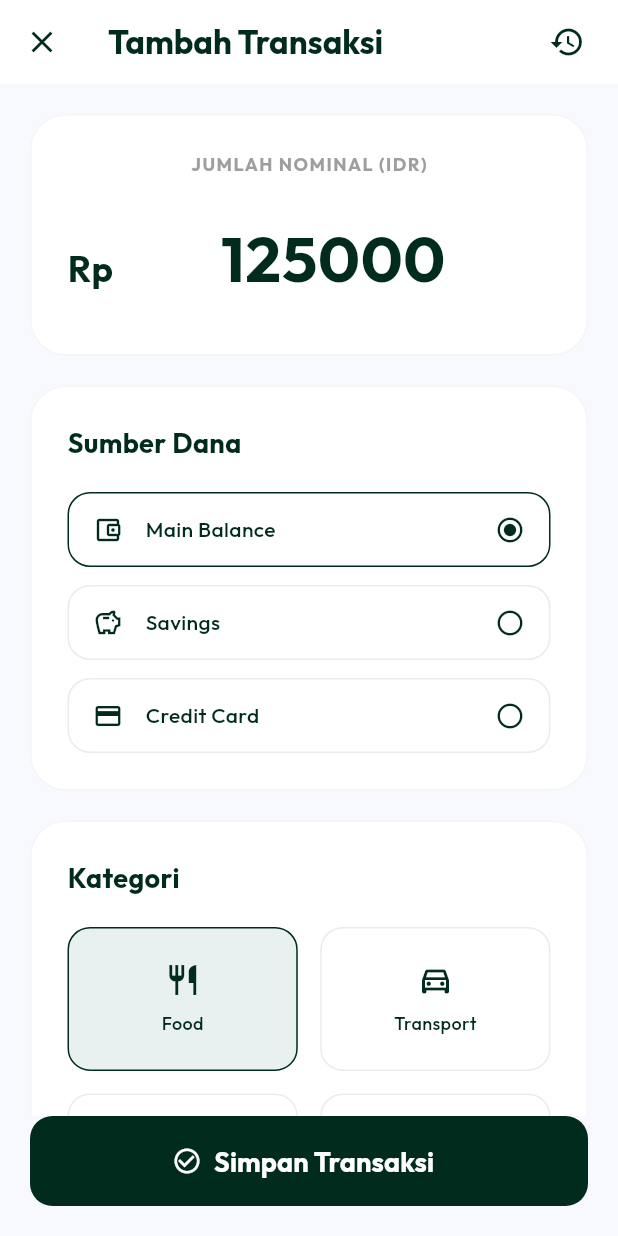
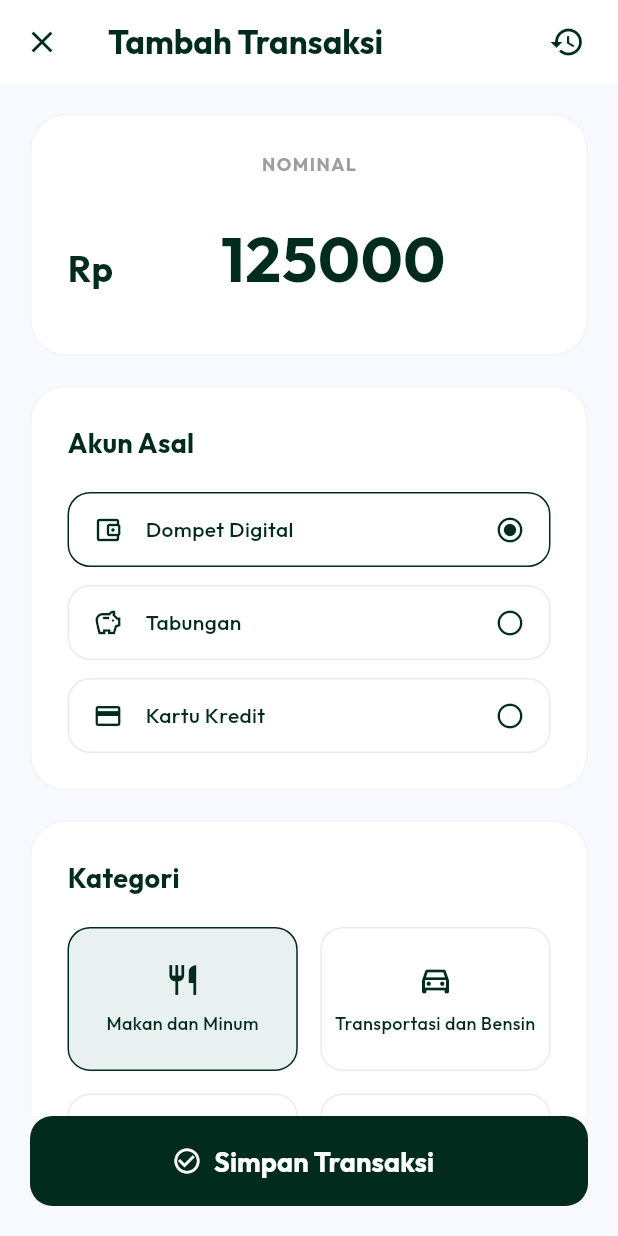
Before and after one commit to alufazzayanarini-12/uas_projek_mobile, a Flutter app: the AddTransactionScreen screen opened directly, on a phone screen of 412 x 824 dp. Run offline on Flutter 3.47's test engine with Material 3 defaults, Android fonts, the light colour scheme and no system bars; our stand-ins replace fl_chart, google_fonts, image_picker, shared_preferences, sqflite, sqflite_common_ffi and 1 more; accounts and stored records are empty.

Commit message:
melakukan perubahan

```diff
--- a/lib/providers/settings_provider.dart
+++ b/lib/providers/settings_provider.dart
@@ -301,6 +301,19 @@ class SettingsProvider with ChangeNotifier {
       'dikembangkan_oleh': 'Dikembangkan oleh:',
       'versi_aplikasi': 'Versi Aplikasi 2.1.0',
       'hak_cipta': 'Hak Cipta © 2026 Tabunganku.\nSemua Hak Dilindungi.',
+      'jumlah_nominal': 'Jumlah Nominal',
+      'kartu_kredit': 'Kartu Kredit',
+      'kategori': 'Kategori',
+      'simpan_transaksi': 'Simpan Transaksi',
+      'persentase_pengeluaran': '{percentage}% dari pengeluaran',
+      'mingguan': 'Mingguan',
+      'bulanan': 'Bulanan',
+      'tahunan': 'Tahunan',
+      'tren_signifikan': 'Tren Signifikan',
+      'sisa_tabungan': 'Sisa Tabungan',
+      'tabungan_sehat_desc': 'Tabungan Anda sehat. Capai 65% dari target bulanan.',
+      'target_tabungan': 'Target Tabungan',
+      'harian': 'Harian',
     },
     'English': {
       'sisa_saldo': 'Remaining Balance',
@@ -410,6 +423,19 @@ class SettingsProvider with ChangeNotifier {
       'dikembangkan_oleh': 'Developed by:',
       'versi_aplikasi': 'App Version 2.1.0',
       'hak_cipta': 'Copyright © 2026 Tabunganku.\nAll Rights Reserved.',
+      'jumlah_nominal': 'Amount',
+      'kartu_kredit': 'Credit Card',
+      'kategori': 'Category',
+      'simpan_transaksi': 'Save Transaction',
+      'persentase_pengeluaran': '{percentage}% of expenses',
+      'mingguan': 'Weekly',
+      'bulanan': 'Monthly',
+      'tahunan': 'Yearly',
+      'tren_signifikan': 'Significant Trend',
+      'sisa_tabungan': 'Remaining Savings',
+      'tabungan_sehat_desc': 'Your savings are healthy. Reach 65% of monthly target.',
+      'target_tabungan': 'Savings Target',
+      'harian': 'Daily',
     },
     '日本語': {
       'sisa_saldo': '残高',
@@ -519,6 +545,19 @@ class SettingsProvider with ChangeNotifier {
       'dikembangkan_oleh': '開発者:',
       'versi_aplikasi': 'アプリバージョン 2.1.0',
       'hak_cipta': '著作権 © 2026 Tabunganku。\n全著作権所有。',
+      'jumlah_nominal': '金額',
+      'kartu_kredit': 'クレジットカード',
+      'kategori': 'カテゴリ',
+      'simpan_transaksi': '取引を保存',
+      'persentase_pengeluaran': '支出の {percentage}%',
+      'mingguan': '週次',
+      'bulanan': '月次',
+      'tahunan': '年次',
+      'tren_signifikan': '顕著な傾向',
+      'sisa_tabungan': '貯金残高',
+      'tabungan_sehat_desc': '貯金は健全です。月目標の65%を達成。',
+      'target_tabungan': '貯金目標',
+      'harian': '日次',
     },
     'العربية': {
       'sisa_saldo': 'الرصيد المتبقي',
@@ -629,11 +668,26 @@ class SettingsProvider with ChangeNotifier {
       'dikembangkan_oleh': 'تم التطوير بواسطة:',
       'versi_aplikasi': 'إصدار التطبيق 2.1.0',
       'hak_cipta': 'حقوق النشر © 2026 Tabunganku.\nجميع الحقوق محفوظة.',
+      'jumlah_nominal': 'المبلغ',
+      'kartu_kredit': 'بطاقة الائتمان',
+      'kategori': 'الفئة',
+      'simpan_transaksi': 'حفظ المعاملة',
+      'persentase_pengeluaran': '{percentage}% من المصاريف',
+      'mingguan': 'أسبوعي',
+      'bulanan': 'شهري',
+      'tahunan': 'سنوي',
+      'tren_signifikan': 'اتجاه ملحوظ',
+      'sisa_tabungan': 'المدخرات المتبقية',
+      'tabungan_sehat_desc': 'مدخراتك بصحة جيدة. تم تحقيق 65٪ من الهدف الشهري.',
+      'target_tabungan': 'هدف الادخار',
+      'harian': 'يومي',
     }
   };
 
   String translate(String key) {
-    return _localizedValues[_selectedLanguage]?[key] ?? _localizedValues['Bahasa Indonesia']![key]!;
+    return _localizedValues[_selectedLanguage]?[key] ??
+           _localizedValues['Bahasa Indonesia']?[key] ??
+           key;
   }
 
   String formatCurrency(double amount) {
--- a/lib/screens/add_transaction_screen.dart
+++ b/lib/screens/add_transaction_screen.dart
@@ -17,29 +17,6 @@ class _AddTransactionScreenState extends State<AddTransactionScreen> {
   String _selectedSource = 'Main Balance';
   String _selectedCategory = 'Food';
   final TextEditingController _noteController = TextEditingController();
-  List<Map<String, dynamic>> _allTransactions = [
-    {'category': 'Food', 'note': 'Makan siang McD', 'date': 'Today, 12:45', 'amount': 'Rp 55.000'},
-    {'category': 'Transport', 'note': 'Gojek ke kantor', 'date': 'Today, 08:30', 'amount': 'Rp 15.000'},
-    {'category': 'Shopping', 'note': 'Beli kemeja baru', 'date': 'Yesterday', 'amount': 'Rp 250.000'},
-    {'category': 'Bills', 'note': 'Listrik bulanan', 'date': '12 May 2026', 'amount': 'Rp 450.000'},
-  ];
-  List<Map<String, dynamic>> _filteredTransactions = [];
-
-  @override
-  void initState() {
-    super.initState();
-    _filteredTransactions = _allTransactions;
-    _noteController.addListener(_filterTransactions);
-  }
-
-  void _filterTransactions() {
-    setState(() {
-      _filteredTransactions = _allTransactions
-          .where((t) => t['note'].toLowerCase().contains(_noteController.text.toLowerCase()) ||
-                       t['category'].toLowerCase().contains(_noteController.text.toLowerCase()))
-          .toList();
-    });
-  }
 
   @override
   void dispose() {
@@ -50,27 +27,38 @@ class _AddTransactionScreenState extends State<AddTransactionScreen> {
 
   @override
   Widget build(BuildContext context) {
-    final isDark = Provider.of<SettingsProvider>(context).isDarkMode;
+    final settings = Provider.of<SettingsProvider>(context);
+    final isDark = settings.isDarkMode;
     final textColor = isDark ? Colors.white : const Color(0xFF002B1D);
     final cardColor = isDark ? const Color(0xFF1E1E1E) : Colors.white;
     final bgColor = isDark ? const Color(0xFF121212) : const Color(0xFFF8F9FE);
 
+    String currencySymbol = 'Rp ';
+    switch (settings.selectedCurrency) {
+      case 'Rupiah Indonesia': currencySymbol = 'Rp '; break;
+      case 'US Dollar': currencySymbol = '\$ '; break;
+      case 'Euro': currencySymbol = '€ '; break;
+      case 'Japanese Yen': currencySymbol = '¥ '; break;
+      case 'Saudi Riyal': currencySymbol = '﷼ '; break;
+      case 'Ringgit Malaysia': currencySymbol = 'RM '; break;
+    }
+
     return Scaffold(
       backgroundColor: bgColor,
       appBar: AppBar(
-        backgroundColor: Colors.white,
+        backgroundColor: isDark ? const Color(0xFF1E1E1E) : Colors.white,
         elevation: 0,
         leading: IconButton(
-          icon: const Icon(Icons.close, color: Color(0xFF002B1D)),
+          icon: Icon(Icons.close, color: isDark ? Colors.white : const Color(0xFF002B1D)),
           onPressed: () => Navigator.pop(context),
         ),
         title: Text(
-          'Tambah Transaksi',
-          style: GoogleFonts.outfit(color: const Color(0xFF002B1D), fontWeight: FontWeight.bold, fontSize: 22),
+          settings.translate('tambah_transaksi'),
+          style: GoogleFonts.outfit(color: isDark ? Colors.white : const Color(0xFF002B1D), fontWeight: FontWeight.bold, fontSize: 22),
         ),
         actions: [
           IconButton(
-            icon: const Icon(Icons.history, color: Color(0xFF002B1D)),
+            icon: Icon(Icons.history, color: isDark ? Colors.white : const Color(0xFF002B1D)),
             onPressed: () {},
           ),
           const SizedBox(width: 10),
@@ -81,33 +69,33 @@ class _AddTransactionScreenState extends State<AddTransactionScreen> {
         child: Column(
           children: [
             const SizedBox(height: 20),
-            _buildAmountInput(cardColor, isDark, textColor),
+            _buildAmountInput(settings, currencySymbol, cardColor, isDark, textColor),
             const SizedBox(height: 20),
-            _buildSourceSection(cardColor, isDark, textColor),
+            _buildSourceSection(settings, cardColor, isDark, textColor),
             const SizedBox(height: 20),
-            _buildCategorySection(cardColor, isDark, textColor),
+            _buildCategorySection(settings, cardColor, isDark, textColor),
             const SizedBox(height: 120),
           ],
         ),
       ),
-      bottomNavigationBar: _buildSaveButton(),
+      bottomNavigationBar: _buildSaveButton(settings),
     );
   }
 
-  Widget _buildAmountInput(Color cardColor, bool isDark, Color textColor) {
+  Widget _buildAmountInput(SettingsProvider settings, String currencySymbol, Color cardColor, bool isDark, Color textColor) {
     return Container(
       margin: const EdgeInsets.symmetric(horizontal: 20),
       padding: const EdgeInsets.all(24),
       width: double.infinity,
       decoration: BoxDecoration(
-        color: Colors.white,
+        color: isDark ? const Color(0xFF1E1E1E) : Colors.white,
         borderRadius: BorderRadius.circular(24),
-        border: Border.all(color: Colors.black.withOpacity(0.04)),
+        border: Border.all(color: isDark ? Colors.white10 : Colors.black.withOpacity(0.04)),
       ),
       child: Column(
         children: [
           Text(
-            'JUMLAH NOMINAL (IDR)',
+            settings.translate('nominal').toUpperCase(),
             style: GoogleFonts.outfit(fontSize: 12, fontWeight: FontWeight.bold, color: Colors.grey, letterSpacing: 1),
           ),
           const SizedBox(height: 15),
@@ -115,10 +103,10 @@ class _AddTransactionScreenState extends State<AddTransactionScreen> {
             controller: _amountController,
             keyboardType: TextInputType.number,
             textAlign: TextAlign.center,
-            style: GoogleFonts.outfit(fontSize: 42, fontWeight: FontWeight.bold, color: const Color(0xFF002B1D)),
+            style: GoogleFonts.outfit(fontSize: 42, fontWeight: FontWeight.bold, color: isDark ? Colors.white : const Color(0xFF002B1D)),
             decoration: InputDecoration(
-              prefixText: 'Rp ',
-              prefixStyle: GoogleFonts.outfit(fontSize: 24, fontWeight: FontWeight.bold, color: const Color(0xFF002B1D)),
+              prefixText: currencySymbol,
+              prefixStyle: GoogleFonts.outfit(fontSize: 24, fontWeight: FontWeight.bold, color: isDark ? Colors.white : const Color(0xFF002B1D)),
               border: InputBorder.none,
               hintText: '0',
             ),
@@ -128,37 +116,37 @@ class _AddTransactionScreenState extends State<AddTransactionScreen> {
     );
   }
 
-  Widget _buildSourceSection(Color cardColor, bool isDark, Color textColor) {
+  Widget _buildSourceSection(SettingsProvider settings, Color cardColor, bool isDark, Color textColor) {
     return Container(
       margin: const EdgeInsets.symmetric(horizontal: 20),
       padding: const EdgeInsets.all(24),
       decoration: BoxDecoration(
         color: cardColor,
         borderRadius: BorderRadius.circular(24),
-        border: Border.all(color: Colors.black.withOpacity(0.04)),
+        border: Border.all(color: isDark ? Colors.white10 : Colors.black.withOpacity(0.04)),
       ),
       child: Column(
         crossAxisAlignment: CrossAxisAlignment.start,
         children: [
-          Text('Sumber Dana', style: GoogleFonts.outfit(fontSize: 18, fontWeight: FontWeight.bold, color: textColor)),
+          Text(settings.translate('akun_asal'), style: GoogleFonts.outfit(fontSize: 18, fontWeight: FontWeight.bold, color: textColor)),
           const SizedBox(height: 20),
-          _buildSourceItem(Icons.account_balance_wallet_outlined, 'Main Balance', _selectedSource == 'Main Balance'),
+          _buildSourceItem(Icons.account_balance_wallet_outlined, settings.translate('dompet'), _selectedSource == 'Main Balance', () => setState(() => _selectedSource = 'Main Balance')),
           const SizedBox(height: 12),
-          _buildSourceItem(Icons.savings_outlined, 'Savings', _selectedSource == 'Savings'),
+          _buildSourceItem(Icons.savings_outlined, settings.translate('tabungan'), _selectedSource == 'Savings', () => setState(() => _selectedSource = 'Savings')),
           const SizedBox(height: 12),
-          _buildSourceItem(Icons.credit_card_outlined, 'Credit Card', _selectedSource == 'Credit Card'),
+          _buildSourceItem(Icons.credit_card_outlined, settings.translate('kartu_kredit'), _selectedSource == 'Credit Card', () => setState(() => _selectedSource = 'Credit Card')),
         ],
       ),
     );
   }
 
-  Widget _buildSourceItem(IconData icon, String label, bool isSelected) {
+  Widget _buildSourceItem(IconData icon, String label, bool isSelected, VoidCallback onTap) {
     return GestureDetector(
-      onTap: () => setState(() => _selectedSource = label),
+      onTap: onTap,
       child: Container(
         padding: const EdgeInsets.symmetric(horizontal: 16, vertical: 14),
         decoration: BoxDecoration(
-          color: Colors.white,
+          color: Colors.transparent,
           borderRadius: BorderRadius.circular(15),
           border: Border.all(color: isSelected ? const Color(0xFF002B1D) : Colors.black.withOpacity(0.08)),
         ),
@@ -179,19 +167,19 @@ class _AddTransactionScreenState extends State<AddTransactionScreen> {
     );
   }
 
-  Widget _buildCategorySection(Color cardColor, bool isDark, Color textColor) {
+  Widget _buildCategorySection(SettingsProvider settings, Color cardColor, bool isDark, Color textColor) {
     return Container(
       margin: const EdgeInsets.symmetric(horizontal: 20),
       padding: const EdgeInsets.all(24),
       decoration: BoxDecoration(
         color: cardColor,
         borderRadius: BorderRadius.circular(24),
-        border: Border.all(color: Colors.black.withOpacity(0.04)),
+        border: Border.all(color: isDark ? Colors.white10 : Colors.black.withOpacity(0.04)),
       ),
       child: Column(
         crossAxisAlignment: CrossAxisAlignment.start,
         children: [
-          Text('Kategori', style: GoogleFonts.outfit(fontSize: 18, fontWeight: FontWeight.bold, color: textColor)),
+          Text(settings.translate('kategori'), style: GoogleFonts.outfit(fontSize: 18, fontWeight: FontWeight.bold, color: textColor)),
           const SizedBox(height: 20),
           GridView.count(
             shrinkWrap: true,
@@ -201,10 +189,10 @@ class _AddTransactionScreenState extends State<AddTransactionScreen> {
             mainAxisSpacing: 15,
             childAspectRatio: 1.6,
             children: [
-              _buildCategoryItem(Icons.restaurant_outlined, 'Food'),
-              _buildCategoryItem(Icons.directions_car_outlined, 'Transport'),
-              _buildCategoryItem(Icons.receipt_long_outlined, 'Bills'),
-              _buildCategoryItem(Icons.shopping_bag_outlined, 'Shopping'),
+              _buildCategoryItem(Icons.restaurant_outlined, settings.translate('makan_dan_minum'), 'Food'),
+              _buildCategoryItem(Icons.directions_car_outlined, settings.translate('transportasi_dan_bensin'), 'Transport'),
+              _buildCategoryItem(Icons.receipt_long_outlined, settings.translate('tagihan'), 'Bills'),
+              _buildCategoryItem(Icons.shopping_bag_outlined, settings.translate('belanja'), 'Shopping'),
             ],
           ),
         ],
@@ -212,12 +200,12 @@ class _AddTransactionScreenState extends State<AddTransactionScreen> {
     );
   }
 
-  Widget _buildCategoryItem(IconData icon, String label) {
-    bool isSelected = _selectedCategory == label;
+  Widget _buildCategoryItem(IconData icon, String label, String key) {
+    bool isSelected = _selectedCategory == key;
     return GestureDetector(
       onTap: () {
-        setState(() => _selectedCategory = label);
-        if (label == 'Food') {
+        setState(() => _selectedCategory = key);
+        if (key == 'Food') {
           Navigator.push(
             context,
             MaterialPageRoute(builder: (context) => const SubCategoryScreen(mainCategory: 'Food')),
@@ -226,7 +214,7 @@ class _AddTransactionScreenState extends State<AddTransactionScreen> {
       },
       child: Container(
         decoration: BoxDecoration(
-          color: isSelected ? const Color(0xFFE8F0F0) : Colors.white,
+          color: isSelected ? const Color(0xFFE8F0F0) : Colors.transparent,
           borderRadius: BorderRadius.circular(15),
           border: Border.all(color: isSelected ? const Color(0xFF002B1D) : Colors.black.withOpacity(0.08)),
         ),
@@ -235,101 +223,20 @@ class _AddTransactionScreenState extends State<AddTransactionScreen> {
           children: [
             Icon(icon, color: const Color(0xFF002B1D), size: 24),
             const SizedBox(height: 8),
-            Text(label, style: GoogleFonts.outfit(fontSize: 12, fontWeight: FontWeight.w500, color: const Color(0xFF002B1D))),
+            Text(label, style: GoogleFonts.outfit(fontSize: 12, fontWeight: FontWeight.w500, color: const Color(0xFF002B1D)), textAlign: TextAlign.center),
           ],
         ),
       ),
     );
   }
 
-  Widget _buildSearchResults(Color cardColor, bool isDark, Color textColor) {
-    return Container(
-      margin: const EdgeInsets.symmetric(horizontal: 20),
-      padding: const EdgeInsets.all(24),
-      decoration: BoxDecoration(
-        color: cardColor,
-        borderRadius: BorderRadius.circular(24),
-        border: Border.all(color: Colors.black.withOpacity(0.04)),
-      ),
-      child: Column(
-        crossAxisAlignment: CrossAxisAlignment.start,
-        children: [
-          Row(
-            mainAxisAlignment: MainAxisAlignment.spaceBetween,
-            children: [
-              Text('Hasil Pencarian / Riwayat', style: GoogleFonts.outfit(fontSize: 16, fontWeight: FontWeight.bold, color: textColor)),
-              Text('${_filteredTransactions.length} item', style: GoogleFonts.outfit(fontSize: 12, color: Colors.grey)),
-            ],
-          ),
-          const SizedBox(height: 20),
-          if (_filteredTransactions.isEmpty)
-            Center(
-              child: Padding(
-                padding: const EdgeInsets.all(20),
-                child: Text('Tidak ada hasil yang cocok', style: GoogleFonts.outfit(color: Colors.grey)),
-              ),
-            )
-          else
-            ListView.builder(
-              shrinkWrap: true,
-              physics: const NeverScrollableScrollPhysics(),
-              itemCount: _filteredTransactions.length,
-              itemBuilder: (context, index) {
-                final t = _filteredTransactions[index];
-                return Container(
-                  margin: const EdgeInsets.only(bottom: 15),
-                  padding: const EdgeInsets.all(12),
-                  decoration: BoxDecoration(
-                    color: bgColor(isDark).withOpacity(0.5),
-                    borderRadius: BorderRadius.circular(15),
-                  ),
-                  child: Row(
-                    children: [
-                      Container(
-                        padding: const EdgeInsets.all(10),
-                        decoration: BoxDecoration(color: Colors.white, borderRadius: BorderRadius.circular(10)),
-                        child: Icon(_getCategoryIcon(t['category']), color: const Color(0xFF002B1D), size: 18),
-                      ),
-                      const SizedBox(width: 15),
-                      Expanded(
-                        child: Column(
-                          crossAxisAlignment: CrossAxisAlignment.start,
-                          children: [
-                            Text(t['note'], style: GoogleFonts.outfit(fontWeight: FontWeight.bold, fontSize: 14)),
-                            Text(t['date'], style: GoogleFonts.outfit(fontSize: 11, color: Colors.grey)),
-                          ],
-                        ),
-                      ),
-                      Text(t['amount'], style: GoogleFonts.outfit(fontWeight: FontWeight.bold, color: const Color(0xFF002B1D))),
-                    ],
-                  ),
-                );
-              },
-            ),
-        ],
-      ),
-    );
-  }
-
-  Color bgColor(bool isDark) => isDark ? const Color(0xFF121212) : const Color(0xFFF8F9FE);
-
-  IconData _getCategoryIcon(String category) {
-    switch (category) {
-      case 'Food': return Icons.restaurant_outlined;
-      case 'Transport': return Icons.directions_car_outlined;
-      case 'Bills': return Icons.receipt_long_outlined;
-      case 'Shopping': return Icons.shopping_bag_outlined;
-      default: return Icons.category_outlined;
-    }
-  }
-
-  Widget _buildSaveButton() {
+  Widget _buildSaveButton(SettingsProvider settings) {
     return Container(
       padding: const EdgeInsets.fromLTRB(20, 0, 20, 20),
       child: ElevatedButton.icon(
         onPressed: () => Navigator.pop(context),
         icon: const Icon(Icons.check_circle_outline, size: 20),
-        label: Text('Simpan Transaksi', style: GoogleFonts.outfit(fontSize: 18, fontWeight: FontWeight.bold)),
+        label: Text(settings.translate('simpan_transaksi'), style: GoogleFonts.outfit(fontSize: 18, fontWeight: FontWeight.bold)),
         style: ElevatedButton.styleFrom(
           backgroundColor: const Color(0xFF002B1D),
           foregroundColor: Colors.white,
--- a/lib/screens/main_navigation_screen.dart
+++ b/lib/screens/main_navigation_screen.dart
@@ -209,7 +209,7 @@ class _MainNavigationScreenState extends State<MainNavigationScreen> {
                         ),
 
                         const SizedBox(height: 20),
-                        _buildListTipsCard(isDark),
+                        _buildListTipsCard(settings, isDark),
                       ],
                     ),
                   ),
@@ -304,7 +304,7 @@ class _MainNavigationScreenState extends State<MainNavigationScreen> {
     );
   }
 
-  Widget _buildListTipsCard(bool isDark) {
+  Widget _buildListTipsCard(SettingsProvider settings, bool isDark) {
     return Container(
       padding: const EdgeInsets.all(20),
       decoration: BoxDecoration(
@@ -318,7 +318,7 @@ class _MainNavigationScreenState extends State<MainNavigationScreen> {
           const SizedBox(width: 15),
           Expanded(
             child: Text(
-              'Tips: Mengatur otomatisasi membantu Anda berhemat 15% lebih banyak setiap bulan.',
+              settings.translate('tips_text'),
               style: GoogleFonts.outfit(
                 fontSize: 13,
                 color: isDark ? Colors.white70 : const Color(0xFF1E40AF),
--- a/lib/screens/profile_screen.dart
+++ b/lib/screens/profile_screen.dart
@@ -102,7 +102,6 @@ class _ProfileScreenState extends State<ProfileScreen> {
                         );
                       },
                     ),
-                    _buildListTile(settings.translate('metode_pembayaran'), textColor),
                   ],
                 ),
 
@@ -243,7 +242,7 @@ class _ProfileScreenState extends State<ProfileScreen> {
             children: [
               Icon(Icons.help_outline, color: isDark ? Colors.white : const Color(0xFF002B1D), size: 22),
               const SizedBox(width: 12),
-              Text('Dukungan', style: GoogleFonts.outfit(fontSize: 18, fontWeight: FontWeight.bold, color: textColor)),
+              Text(settings.translate('dukungan'), style: GoogleFonts.outfit(fontSize: 18, fontWeight: FontWeight.bold, color: textColor)),
             ],
           ),
           const SizedBox(height: 20),
```
Also changed, not shown: lib/screens/charts_screen.dart (+19 -16 lines), lib/screens/monthly_report_screen.dart (+11 -8 lines).
